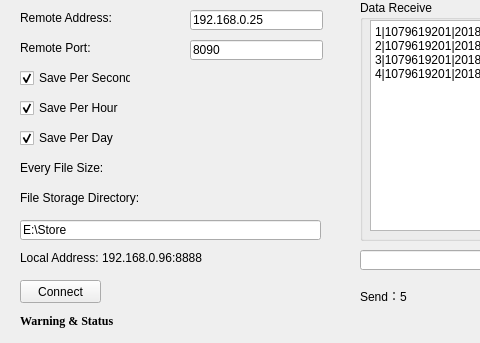
This is MMSAssist/MMSAssist/mmsassist.ui in cymurs/VS2015ForQtProject as Qt 5 draws it before an edit; both pictures show x 0 to 480 and y 0 to 343 of the 699 by 343 pixel window. The edited form follows.
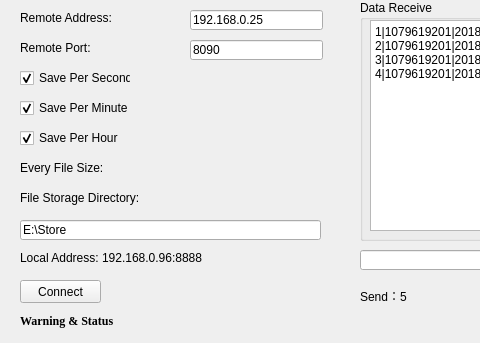
This is the edited form.

Commit message: 1.界面设置 2.读取和保存配置

What changed in the file:
```diff
--- a/MMSAssist/MMSAssist/mmsassist.ui
+++ b/MMSAssist/MMSAssist/mmsassist.ui
@@ -236,7 +236,7 @@
     </rect>
    </property>
    <property name="text">
-    <string>Save Per Hour</string>
+    <string>Save Per Minute</string>
    </property>
    <property name="checked">
     <bool>true</bool>
@@ -252,7 +252,7 @@
     </rect>
    </property>
    <property name="text">
-    <string>Save Per Day</string>
+    <string>Save Per Hour</string>
    </property>
    <property name="checked">
     <bool>true</bool>
```
The commit also changes 5 other files.
